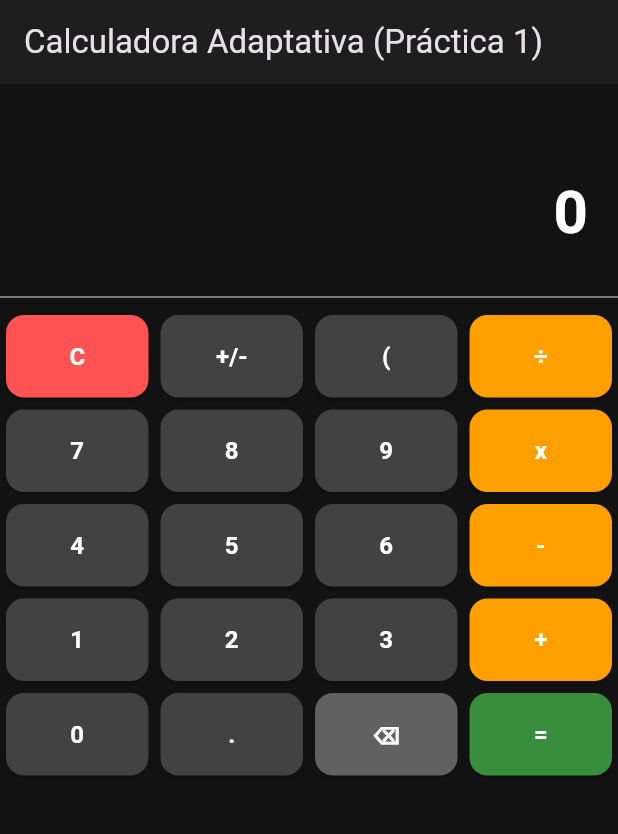
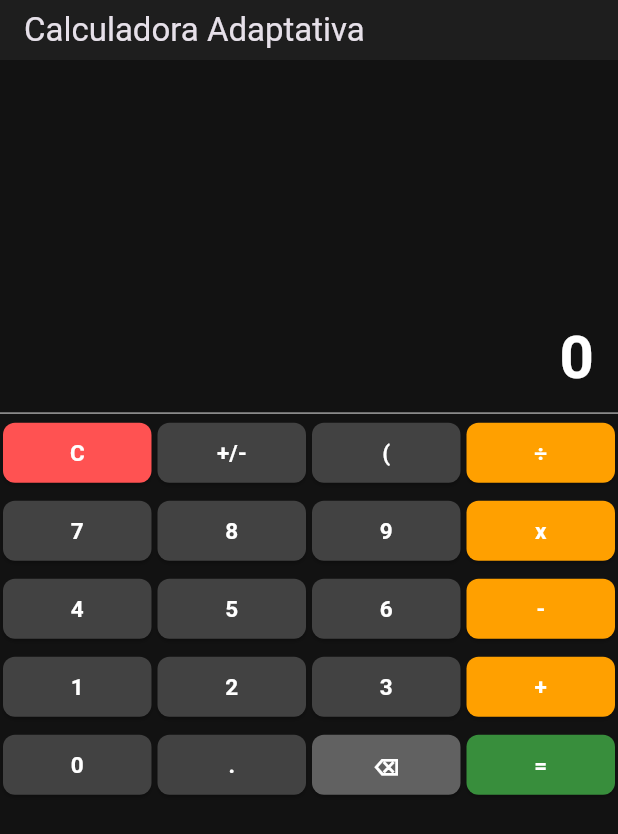
Before and after one commit to JManuel-87/Calculadora_practica, a Flutter app: the screen it shows after launch, on a phone screen of 412 x 824 dp. Shown: the top 834 px of the screen. Run offline on Flutter 3.47's test engine with Material 3 defaults, Android fonts, the phone set to English and light mode, and no system bars; our stand-ins replace math_expressions.

Commit message:
fix:corrige diseño del landscape, parentesis y trig trigonometricas

```diff
--- a/lib/main.dart
+++ b/lib/main.dart
@@ -64,11 +64,21 @@ class _CalculadoraHomeState extends State<CalculadoraHome> {
 
   void _calculateResult() {
     String finalExpression = _expression;
-    // Adaptamos los símbolos visuales para que la librería los procese correctamente
+
+    // 1. Auto-cerrado de paréntesis si el usuario olvidó cerrar la función
+    int openBrackets = '('.allMatches(finalExpression).length;
+    int closeBrackets = ')'.allMatches(finalExpression).length;
+    while (openBrackets > closeBrackets) {
+      finalExpression += ')';
+      closeBrackets++;
+    }
+
+    // 2. Reemplazo de operadores para math_expressions
     finalExpression = finalExpression.replaceAll('x', '*');
     finalExpression = finalExpression.replaceAll('÷', '/');
     finalExpression = finalExpression.replaceAll('π', '3.141592653589793');
     finalExpression = finalExpression.replaceAll('√', 'sqrt');
+    finalExpression = finalExpression.replaceAll('ln(', 'ln(');
 
     try {
       Parser p = Parser();
@@ -78,7 +88,6 @@ class _CalculadoraHomeState extends State<CalculadoraHome> {
 
       setState(() {
         _result = eval.toString();
-        // Limpiamos decimales innecesarios si el resultado es entero
         if (_result.endsWith('.0')) {
           _result = _result.substring(0, _result.length - 2);
         }
@@ -97,22 +106,22 @@ class _CalculadoraHomeState extends State<CalculadoraHome> {
   }) {
     return Expanded(
       child: Padding(
-        padding: const EdgeInsets.all(4.0),
+        padding: const EdgeInsets.all(2.0),
         child: ElevatedButton(
           style: ElevatedButton.styleFrom(
             backgroundColor: color,
-            padding: const EdgeInsets.symmetric(vertical: 16.0),
+            padding: const EdgeInsets.symmetric(vertical: 8.0),
             shape: RoundedRectangleBorder(
-              borderRadius: BorderRadius.circular(12.0),
+              borderRadius: BorderRadius.circular(8.0),
             ),
           ),
           onPressed: () => _buttonPressed(text),
           child: Text(
             text,
-            style: TextStyle(
-              fontSize: 16.0,
+            style: const TextStyle(
+              fontSize: 15.0,
               fontWeight: FontWeight.bold,
-              color: textColor,
+              color: Colors.white,
             ),
           ),
         ),
@@ -124,8 +133,9 @@ class _CalculadoraHomeState extends State<CalculadoraHome> {
   Widget build(BuildContext context) {
     return Scaffold(
       appBar: AppBar(
-        title: const Text('Calculadora Adaptativa (Práctica 1)'),
+        title: const Text('Calculadora Adaptativa'),
         backgroundColor: const Color(0xFF1E1E1E),
+        toolbarHeight: 40,
       ),
       body: OrientationBuilder(
         builder: (context, orientation) {
@@ -133,28 +143,35 @@ class _CalculadoraHomeState extends State<CalculadoraHome> {
 
           return Column(
             children: <Widget>[
-              // Pantalla de visualización (Expresión ingresada y Resultado)
-              Container(
+              // Pantalla de resultados expandida proporcionalmente
+              Expanded(
+                flex: isLandscape ? 2 : 3,
+                child: Container(
                   alignment: Alignment.bottomRight,
                   padding: const EdgeInsets.symmetric(
-                  horizontal: 20,
-                  vertical: 20,
+                    horizontal: 16,
+                    vertical: 8,
                   ),
                   child: Column(
+                    mainAxisAlignment: MainAxisAlignment.end,
                     crossAxisAlignment: CrossAxisAlignment.end,
                     children: [
-                    Text(
+                      SingleChildScrollView(
+                        scrollDirection: Axis.horizontal,
+                        reverse: true,
+                        child: Text(
                           _expression,
-                      style: const TextStyle(
-                        fontSize: 22.0,
+                          style: TextStyle(
+                            fontSize: isLandscape ? 18.0 : 24.0,
                             color: Colors.grey,
                           ),
                         ),
-                    const SizedBox(height: 6),
+                      ),
+                      const SizedBox(height: 4),
                       Text(
                         _result,
-                      style: const TextStyle(
-                        fontSize: 40.0,
+                        style: TextStyle(
+                          fontSize: isLandscape ? 28.0 : 40.0,
                           fontWeight: FontWeight.bold,
                           color: Colors.white,
                         ),
@@ -162,12 +179,15 @@ class _CalculadoraHomeState extends State<CalculadoraHome> {
                     ],
                   ),
                 ),
-              const Divider(color: Colors.grey),
+              ),
+              const Divider(color: Colors.grey, height: 1),
 
-              // Panel adaptable: Muestra funciones científicas a la izquierda si está en horizontal
+              // Teclado adaptativo
               Expanded(
+                flex: isLandscape ? 5 : 7,
                 child: Row(
                   children: [
+                    // Panel científico (solo en modo landscape)
                     if (isLandscape)
                       Expanded(
                         flex: 1,
@@ -197,10 +217,19 @@ class _CalculadoraHomeState extends State<CalculadoraHome> {
                                 _buildButton("ln(", Colors.blueGrey),
                               ],
                             ),
+                            Row(
+                              children: [
+                                _buildButton(
+                                  ")",
+                                  Colors.blueGrey.shade700,
+                                ), // Botón de paréntesis de cierre
+                                _buildButton("(", Colors.blueGrey.shade700),
+                              ],
+                            ),
                           ],
                         ),
                       ),
-                    // Panel de teclado estándar
+                    // Panel estándar
                     Expanded(
                       flex: isLandscape ? 2 : 1,
                       child: Column(
```
Lines whose indentation alone changed are shown as unchanged.
